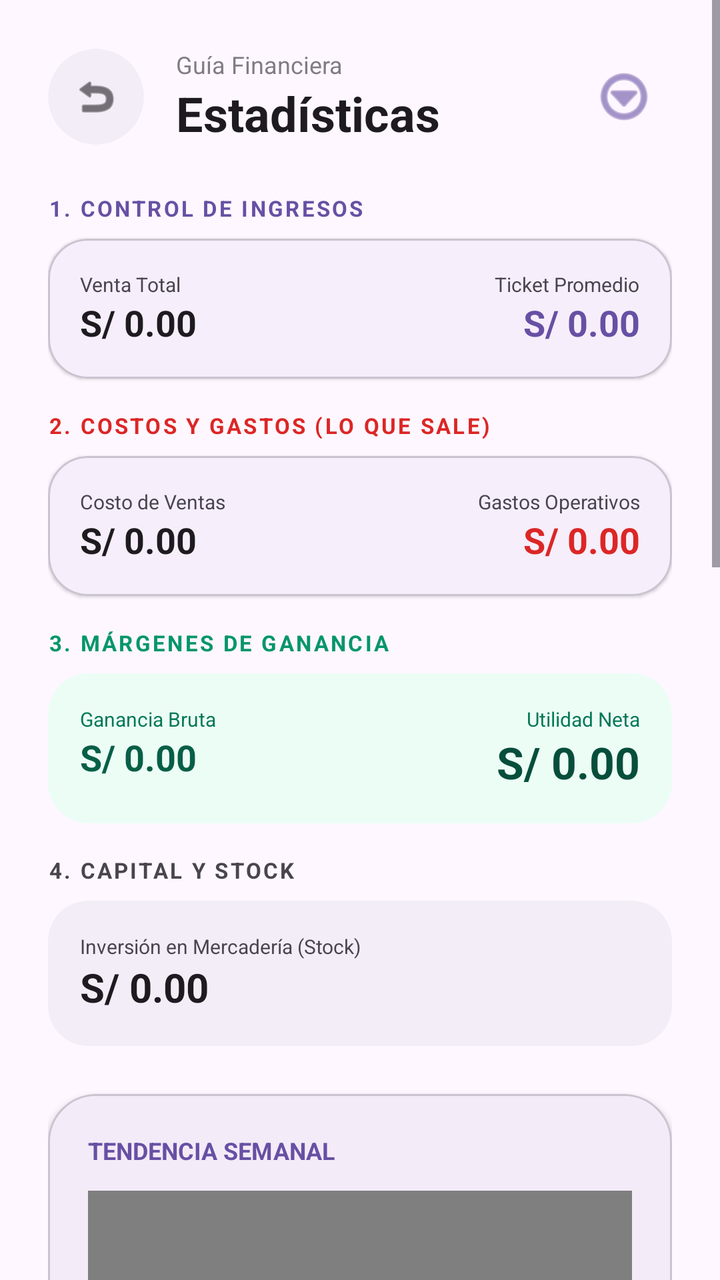
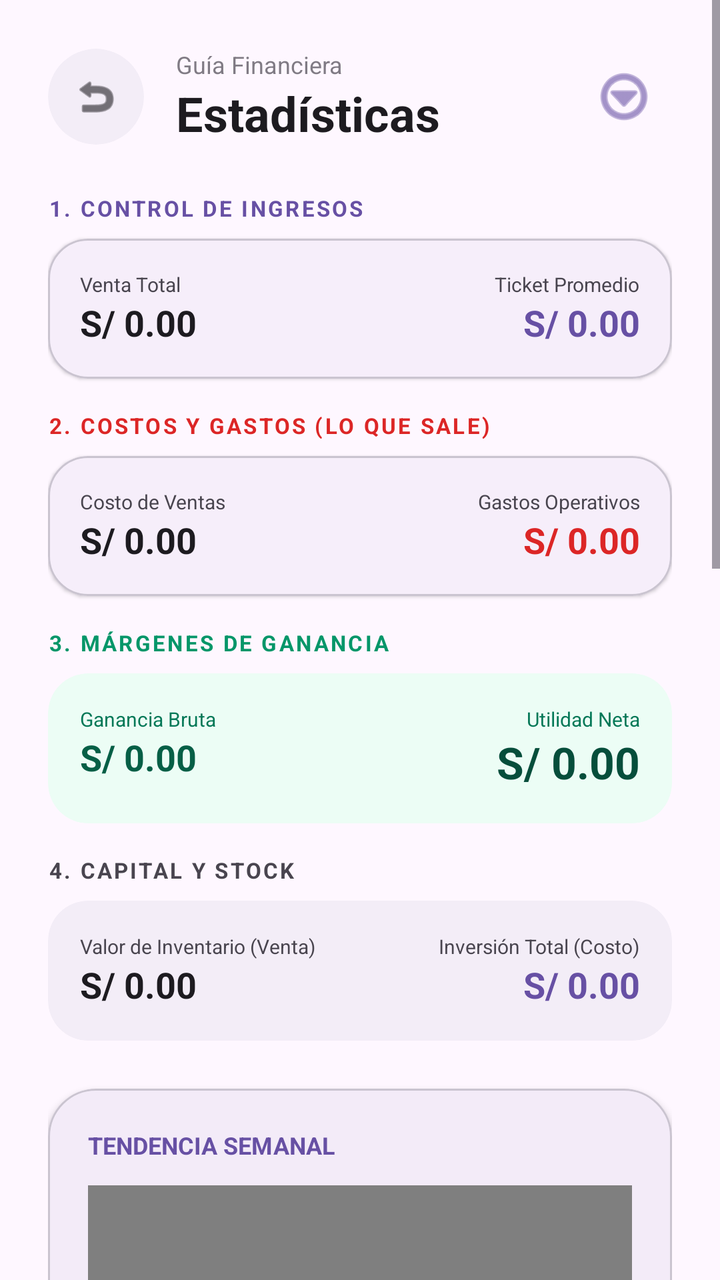

An Android layout rendered at two revisions. The XML below is the earlier revision; the diff shows what the commit changed to produce the second picture.
<!-- AndroidManifest.xml: application theme Theme.Naxor -->
<!-- res/layout/activity_resumen.xml -->
<?xml version="1.0" encoding="utf-8"?>
<androidx.drawerlayout.widget.DrawerLayout xmlns:android="http://schemas.android.com/apk/res/android"
    xmlns:app="http://schemas.android.com/apk/res-auto"
    android:id="@+id/drawerLayoutResumen"
    android:layout_width="match_parent"
    android:layout_height="match_parent">

    <ScrollView
        android:layout_width="match_parent"
        android:layout_height="match_parent"
        android:background="?attr/colorSurface"
        android:fillViewport="true">

        <LinearLayout
            android:layout_width="match_parent"
            android:layout_height="wrap_content"
            android:orientation="vertical"
            android:padding="24dp">

            
            <LinearLayout
                android:layout_width="match_parent"
                android:layout_height="wrap_content"
                android:orientation="horizontal"
                android:gravity="center_vertical"
                android:layout_marginBottom="24dp">

                <com.google.android.material.card.MaterialCardView
                    android:id="@+id/btnBackResumen"
                    android:layout_width="48dp"
                    android:layout_height="48dp"
                    app:cardBackgroundColor="?attr/colorSurfaceContainer"
                    app:cardCornerRadius="24dp"
                    app:cardElevation="0dp"
                    app:strokeWidth="0dp"
                    android:clickable="true"
                    android:focusable="true">
                    <ImageView
                        android:layout_width="24dp"
                        android:layout_height="24dp"
                        android:layout_gravity="center"
                        android:src="@android:drawable/ic_menu_revert"
                        app:tint="?attr/colorOnSurface"
                        android:contentDescription="Regresar" />
                </com.google.android.material.card.MaterialCardView>

                <LinearLayout
                    android:layout_width="0dp"
                    android:layout_height="wrap_content"
                    android:layout_weight="1"
                    android:layout_marginStart="16dp"
                    android:orientation="vertical">
                    <TextView
                        android:layout_width="wrap_content"
                        android:layout_height="wrap_content"
                        android:text="Guía Financiera"
                        android:textSize="12sp"
                        android:textColor="?attr/colorOnSurfaceVariant"
                        android:alpha="0.7" />
                    <TextView
                        android:layout_width="wrap_content"
                        android:layout_height="wrap_content"
                        android:text="Estadísticas"
                        android:textSize="24sp"
                        android:textStyle="bold"
                        android:textColor="?attr/colorOnSurface" />
                </LinearLayout>

                <ImageButton
                    android:id="@+id/btnOpenMenuResumen"
                    android:layout_width="48dp"
                    android:layout_height="48dp"
                    android:background="?attr/selectableItemBackgroundBorderless"
                    android:src="@android:drawable/ic_menu_more"
                    app:tint="?attr/colorPrimary"
                    android:contentDescription="Opciones" />
            </LinearLayout>

            
            <TextView
                android:layout_width="wrap_content"
                android:layout_height="wrap_content"
                android:text="1. CONTROL DE INGRESOS"
                android:textSize="11sp"
                android:textStyle="bold"
                android:letterSpacing="0.1"
                android:textColor="?attr/colorPrimary"
                android:layout_marginBottom="8dp" />

            <com.google.android.material.card.MaterialCardView
                android:layout_width="match_parent"
                android:layout_height="wrap_content"
                android:layout_marginBottom="16dp"
                app:cardBackgroundColor="?attr/colorSurface"
                app:cardCornerRadius="20dp"
                app:cardElevation="1dp"
                app:strokeWidth="1dp"
                app:strokeColor="?attr/colorOutlineVariant">

                <LinearLayout
                    android:layout_width="match_parent"
                    android:layout_height="wrap_content"
                    android:orientation="horizontal"
                    android:padding="16dp">

                    <LinearLayout
                        android:layout_width="0dp"
                        android:layout_height="wrap_content"
                        android:layout_weight="1"
                        android:orientation="vertical">
                        <TextView
                            android:layout_width="wrap_content"
                            android:layout_height="wrap_content"
                            android:text="Venta Total"
                            android:textSize="10sp"
                            android:textColor="?attr/colorOnSurfaceVariant" />
                        <TextView
                            android:id="@+id/tvVentasTotalesResumen"
                            android:layout_width="wrap_content"
                            android:layout_height="wrap_content"
                            android:text="S/ 0.00"
                            android:textSize="18sp"
                            android:textStyle="bold"
                            android:textColor="?attr/colorOnSurface" />
                    </LinearLayout>

                    <LinearLayout
                        android:layout_width="0dp"
                        android:layout_height="wrap_content"
                        android:layout_weight="1"
                        android:orientation="vertical"
                        android:gravity="end">
                        <TextView
                            android:layout_width="wrap_content"
                            android:layout_height="wrap_content"
                            android:text="Ticket Promedio"
                            android:textSize="10sp"
                            android:textColor="?attr/colorOnSurfaceVariant" />
                        <TextView
                            android:id="@+id/tvTicketPromedio"
                            android:layout_width="wrap_content"
                            android:layout_height="wrap_content"
                            android:text="S/ 0.00"
                            android:textSize="18sp"
                            android:textStyle="bold"
                            android:textColor="?attr/colorPrimary" />
                    </LinearLayout>
                </LinearLayout>
            </com.google.android.material.card.MaterialCardView>

            
            <TextView
                android:layout_width="wrap_content"
                android:layout_height="wrap_content"
                android:text="2. COSTOS Y GASTOS (LO QUE SALE)"
                android:textSize="11sp"
                android:textStyle="bold"
                android:letterSpacing="0.1"
                android:textColor="@color/red_600"
                android:layout_marginBottom="8dp" />

            <com.google.android.material.card.MaterialCardView
                android:layout_width="match_parent"
                android:layout_height="wrap_content"
                android:layout_marginBottom="16dp"
                app:cardBackgroundColor="?attr/colorSurface"
                app:cardCornerRadius="20dp"
                app:cardElevation="1dp"
                app:strokeWidth="1dp"
                app:strokeColor="?attr/colorOutlineVariant">

                <LinearLayout
                    android:layout_width="match_parent"
                    android:layout_height="wrap_content"
                    android:orientation="horizontal"
                    android:padding="16dp">

                    <LinearLayout
                        android:layout_width="0dp"
                        android:layout_height="wrap_content"
                        android:layout_weight="1"
                        android:orientation="vertical">
                        <TextView
                            android:layout_width="wrap_content"
                            android:layout_height="wrap_content"
                            android:text="Costo de Ventas"
                            android:textSize="10sp"
                            android:textColor="?attr/colorOnSurfaceVariant" />
                        <TextView
                            android:id="@+id/tvCostoVentas"
                            android:layout_width="wrap_content"
                            android:layout_height="wrap_content"
                            android:text="S/ 0.00"
                            android:textSize="18sp"
                            android:textStyle="bold"
                            android:textColor="?attr/colorOnSurface" />
                    </LinearLayout>

                    <LinearLayout
                        android:layout_width="0dp"
                        android:layout_height="wrap_content"
                        android:layout_weight="1"
                        android:orientation="vertical"
                        android:gravity="end">
                        <TextView
                            android:layout_width="wrap_content"
                            android:layout_height="wrap_content"
                            android:text="Gastos Operativos"
                            android:textSize="10sp"
                            android:textColor="?attr/colorOnSurfaceVariant" />
                        <TextView
                            android:id="@+id/tvGastosTotalesResumen"
                            android:layout_width="wrap_content"
                            android:layout_height="wrap_content"
                            android:text="S/ 0.00"
                            android:textSize="18sp"
                            android:textStyle="bold"
                            android:textColor="@color/red_600" />
                    </LinearLayout>
                </LinearLayout>
            </com.google.android.material.card.MaterialCardView>

            
            <TextView
                android:layout_width="wrap_content"
                android:layout_height="wrap_content"
                android:text="3. MÁRGENES DE GANANCIA"
                android:textSize="11sp"
                android:textStyle="bold"
                android:letterSpacing="0.1"
                android:textColor="@color/emerald_600"
                android:layout_marginBottom="8dp" />

            <com.google.android.material.card.MaterialCardView
                android:layout_width="match_parent"
                android:layout_height="wrap_content"
                android:layout_marginBottom="16dp"
                app:cardBackgroundColor="@color/emerald_50"
                app:cardCornerRadius="20dp"
                app:cardElevation="0dp"
                app:strokeWidth="0dp">

                <LinearLayout
                    android:layout_width="match_parent"
                    android:layout_height="wrap_content"
                    android:orientation="horizontal"
                    android:padding="16dp">

                    <LinearLayout
                        android:layout_width="0dp"
                        android:layout_height="wrap_content"
                        android:layout_weight="1"
                        android:orientation="vertical">
                        <TextView
                            android:layout_width="wrap_content"
                            android:layout_height="wrap_content"
                            android:text="Ganancia Bruta"
                            android:textSize="10sp"
                            android:textColor="@color/emerald_700" />
                        <TextView
                            android:id="@+id/tvGananciaResumen"
                            android:layout_width="wrap_content"
                            android:layout_height="wrap_content"
                            android:text="S/ 0.00"
                            android:textSize="18sp"
                            android:textStyle="bold"
                            android:textColor="@color/emerald_800" />
                    </LinearLayout>

                    <LinearLayout
                        android:layout_width="0dp"
                        android:layout_height="wrap_content"
                        android:layout_weight="1"
                        android:orientation="vertical"
                        android:gravity="end">
                        <TextView
                            android:layout_width="wrap_content"
                            android:layout_height="wrap_content"
                            android:text="Utilidad Neta"
                            android:textSize="10sp"
                            android:textColor="@color/emerald_700" />
                        <TextView
                            android:id="@+id/tvUtilidadNeta"
                            android:layout_width="wrap_content"
                            android:layout_height="wrap_content"
                            android:text="S/ 0.00"
                            android:textSize="22sp"
                            android:textStyle="bold"
                            android:textColor="@color/emerald_900" />
                    </LinearLayout>
                </LinearLayout>
            </com.google.android.material.card.MaterialCardView>

            
            <TextView
                android:layout_width="wrap_content"
                android:layout_height="wrap_content"
                android:text="4. CAPITAL Y STOCK"
                android:textSize="11sp"
                android:textStyle="bold"
                android:letterSpacing="0.1"
                android:textColor="?attr/colorOnSurfaceVariant"
                android:layout_marginBottom="8dp" />

            <com.google.android.material.card.MaterialCardView
                android:layout_width="match_parent"
                android:layout_height="wrap_content"
                android:layout_marginBottom="24dp"
                app:cardBackgroundColor="?attr/colorSurfaceContainer"
                app:cardCornerRadius="20dp"
                app:cardElevation="0dp"
                app:strokeWidth="0dp">

                <LinearLayout
                    android:layout_width="match_parent"
                    android:layout_height="wrap_content"
                    android:padding="16dp"
                    android:orientation="vertical">
                    <TextView
                        android:layout_width="wrap_content"
                        android:layout_height="wrap_content"
                        android:text="Inversión en Mercadería (Stock)"
                        android:textSize="10sp"
                        android:textColor="?attr/colorOnSurfaceVariant" />
                    <TextView
                        android:id="@+id/tvInversionResumen"
                        android:layout_width="wrap_content"
                        android:layout_height="wrap_content"
                        android:text="S/ 0.00"
                        android:textSize="20sp"
                        android:textStyle="bold"
                        android:textColor="?attr/colorOnSurface" />
                </LinearLayout>
            </com.google.android.material.card.MaterialCardView>

            
            <com.google.android.material.card.MaterialCardView
                android:layout_width="match_parent"
                android:layout_height="wrap_content"
                android:layout_marginBottom="24dp"
                app:cardBackgroundColor="?attr/colorSurface"
                app:cardCornerRadius="24dp"
                app:cardElevation="2dp"
                app:strokeWidth="1dp"
                app:strokeColor="?attr/colorOutlineVariant">

                <LinearLayout
                    android:layout_width="match_parent"
                    android:layout_height="wrap_content"
                    android:orientation="vertical"
                    android:padding="20dp">

                    <TextView
                        android:layout_width="wrap_content"
                        android:layout_height="wrap_content"
                        android:text="TENDENCIA SEMANAL"
                        android:textSize="12sp"
                        android:textStyle="bold"
                        android:textColor="?attr/colorPrimary"
                        android:layout_marginBottom="12dp" />

                    <com.github.mikephil.charting.charts.BarChart
                        android:id="@+id/barChartSemana"
                        android:layout_width="match_parent"
                        android:layout_height="250dp"
                        android:layout_marginBottom="24dp" />

                    <View
                        android:layout_width="match_parent"
                        android:layout_height="1dp"
                        android:background="?attr/colorOutlineVariant"
                        android:layout_marginBottom="20dp" />

                    <TextView
                        android:layout_width="wrap_content"
                        android:layout_height="wrap_content"
                        android:text="VENTAS POR CATEGORÍA"
                        android:textSize="12sp"
                        android:textStyle="bold"
                        android:textColor="?attr/colorPrimary"
                        android:layout_marginBottom="12dp" />

                    <com.github.mikephil.charting.charts.PieChart
                        android:id="@+id/pieChartCategorias"
                        android:layout_width="match_parent"
                        android:layout_height="280dp" />
                </LinearLayout>
            </com.google.android.material.card.MaterialCardView>

            
            <com.google.android.material.card.MaterialCardView
                android:layout_width="match_parent"
                android:layout_height="wrap_content"
                android:layout_marginBottom="32dp"
                app:cardBackgroundColor="?attr/colorSurface"
                app:cardCornerRadius="24dp"
                app:cardElevation="2dp"
                app:strokeWidth="1dp"
                app:strokeColor="?attr/colorOutlineVariant">

                <LinearLayout
                    android:layout_width="match_parent"
                    android:layout_height="wrap_content"
                    android:orientation="vertical"
                    android:padding="20dp">

                    <TextView
                        android:layout_width="wrap_content"
                        android:layout_height="wrap_content"
                        android:text="PRODUCTOS ESTRELLA (TOP 3)"
                        android:textSize="12sp"
                        android:textStyle="bold"
                        android:textColor="?attr/colorPrimary"
                        android:layout_marginBottom="16dp" />

                    <LinearLayout
                        android:id="@+id/layoutTopProducts"
                        android:layout_width="match_parent"
                        android:layout_height="wrap_content"
                        android:orientation="vertical">

                        <TextView
                            android:layout_width="match_parent"
                            android:layout_height="wrap_content"
                            android:text="Registra ventas para ver tus productos estrella"
                            android:textColor="?attr/colorOnSurfaceVariant"
                            android:textSize="13sp"
                            android:gravity="center"
                            android:padding="20dp" />
                    </LinearLayout>
                </LinearLayout>
            </com.google.android.material.card.MaterialCardView>
        </LinearLayout>
    </ScrollView>

    
    <com.google.android.material.navigation.NavigationView
        android:id="@+id/navigationViewResumen"
        android:layout_width="wrap_content"
        android:layout_height="match_parent"
        android:layout_gravity="end"
        app:menu="@menu/menu_resumen_drawer"
        app:headerLayout="@layout/drawer_header_simple" />

</androidx.drawerlayout.widget.DrawerLayout>
<!-- res/layout/drawer_header_simple.xml (included above) -->
<?xml version="1.0" encoding="utf-8"?>
<LinearLayout xmlns:android="http://schemas.android.com/apk/res/android"
    android:layout_width="match_parent"
    android:layout_height="160dp"
    android:background="?attr/colorPrimary"
    android:gravity="bottom"
    android:orientation="vertical"
    android:padding="24dp">

    <TextView
        android:layout_width="wrap_content"
        android:layout_height="wrap_content"
        android:text="NAXOR"
        android:textColor="@android:color/white"
        android:textSize="24sp"
        android:textStyle="bold"
        android:letterSpacing="0.1" />

    <TextView
        android:layout_width="wrap_content"
        android:layout_height="wrap_content"
        android:text="SISTEMA COMERCIAL INTEGRAL"
        android:textColor="@android:color/white"
        android:textSize="10sp"
        android:alpha="0.8"
        android:letterSpacing="0.2"
        android:layout_marginTop="2dp" />

</LinearLayout>
<!-- resources referenced by this layout -->
<resources>
  <color name="emerald_50">#ECFDF5</color>
  <color name="emerald_600">#059669</color>
  <color name="emerald_700">#047857</color>
  <color name="emerald_800">#065F46</color>
  <color name="emerald_900">#064E3B</color>
  <color name="red_600">#DC2626</color>
  <style name="Theme.Naxor" parent="Base.Theme.Naxor" />
  <style name="Base.Theme.Naxor" parent="Theme.Material3.DayNight.NoActionBar">
          
          
      </style>
</resources>

<!-- the commit's change to res/layout/activity_resumen.xml (unified diff, before → after) -->
@@ -315,21 +315,50 @@
                     android:layout_width="match_parent"
                     android:layout_height="wrap_content"
                     android:padding="16dp"
-                    android:orientation="vertical">
-                    <TextView
-                        android:layout_width="wrap_content"
-                        android:layout_height="wrap_content"
-                        android:text="Inversión en Mercadería (Stock)"
-                        android:textSize="10sp"
-                        android:textColor="?attr/colorOnSurfaceVariant" />
-                    <TextView
-                        android:id="@+id/tvInversionResumen"
-                        android:layout_width="wrap_content"
-                        android:layout_height="wrap_content"
-                        android:text="S/ 0.00"
-                        android:textSize="20sp"
-                        android:textStyle="bold"
-                        android:textColor="?attr/colorOnSurface" />
+                    android:orientation="horizontal">
+
+                    <LinearLayout
+                        android:layout_width="0dp"
+                        android:layout_height="wrap_content"
+                        android:layout_weight="1"
+                        android:orientation="vertical">
+                        <TextView
+                            android:layout_width="wrap_content"
+                            android:layout_height="wrap_content"
+                            android:text="Valor de Inventario (Venta)"
+                            android:textSize="10sp"
+                            android:textColor="?attr/colorOnSurfaceVariant" />
+                        <TextView
+                            android:id="@+id/tvValorInventarioResumen"
+                            android:layout_width="wrap_content"
+                            android:layout_height="wrap_content"
+                            android:text="S/ 0.00"
+                            android:textSize="18sp"
+                            android:textStyle="bold"
+                            android:textColor="?attr/colorOnSurface" />
+                    </LinearLayout>
+
+                    <LinearLayout
+                        android:layout_width="0dp"
+                        android:layout_height="wrap_content"
+                        android:layout_weight="1"
+                        android:orientation="vertical"
+                        android:gravity="end">
+                        <TextView
+                            android:layout_width="wrap_content"
+                            android:layout_height="wrap_content"
+                            android:text="Inversión Total (Costo)"
+                            android:textSize="10sp"
+                            android:textColor="?attr/colorOnSurfaceVariant" />
+                        <TextView
+                            android:id="@+id/tvInversionResumen"
+                            android:layout_width="wrap_content"
+                            android:layout_height="wrap_content"
+                            android:text="S/ 0.00"
+                            android:textSize="18sp"
+                            android:textStyle="bold"
+                            android:textColor="?attr/colorPrimary" />
+                    </LinearLayout>
                 </LinearLayout>
             </com.google.android.material.card.MaterialCardView>
 
